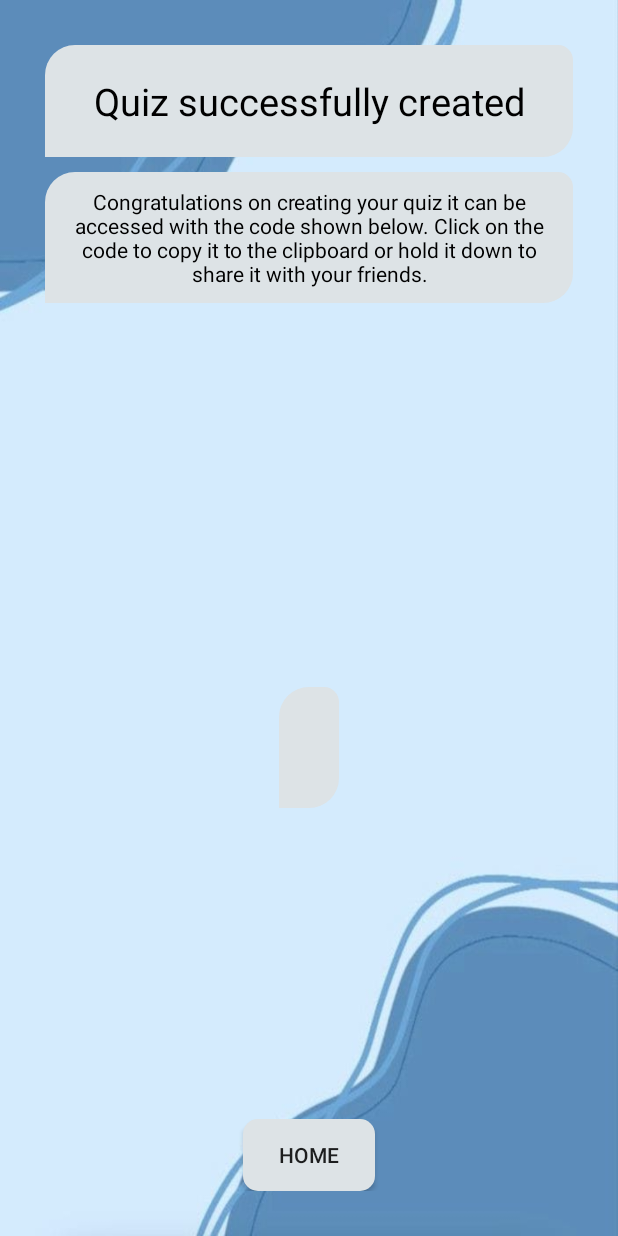
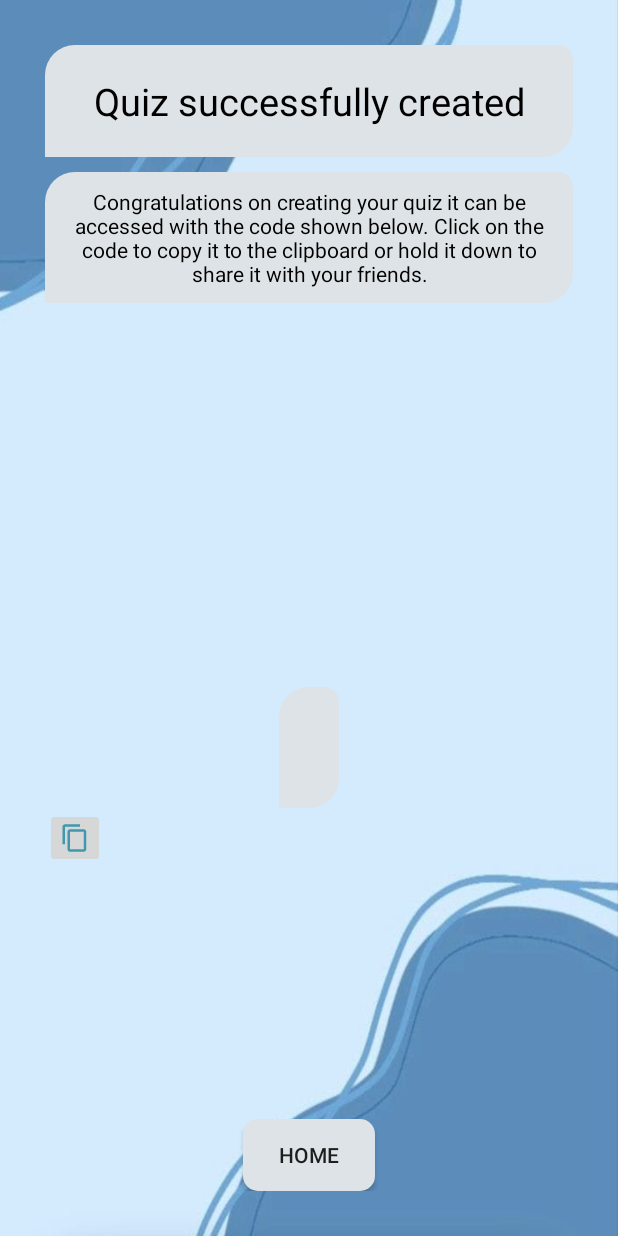
Before and after one commit to marko-lazarevic/Mindfizz, an Android app built with Jetpack Compose: the QuizCreatedActivity screen opened directly, with no data from a screen before it, on a phone screen of 412 x 824 dp. Run offline under Robolectric (Android 15) with nearby library versions, the phone set to English and light mode, and no system bars.

Commit message:
Design improvements + minor corrections and add ons

```diff
--- a/app/src/main/java/com/example/mindfizz/QuizCreatedActivity.kt
+++ b/app/src/main/java/com/example/mindfizz/QuizCreatedActivity.kt
@@ -6,6 +6,7 @@ import android.content.Context
 import android.content.Intent
 import android.os.Bundle
 import android.widget.Button
+import android.widget.ImageButton
 import android.widget.TextView
 import android.widget.Toast
 import androidx.activity.ComponentActivity
@@ -17,6 +18,7 @@ class QuizCreatedActivity : ComponentActivity() {
 
         val twCode = findViewById<TextView>(R.id.twCode)
         val btHome = findViewById<Button>(R.id.btHome)
+        val btCopy = findViewById<ImageButton>(R.id.copy)
 
         // Get the quiz code from extras
         val quizCode = intent.getStringExtra("quiz_code")
@@ -29,6 +31,14 @@ class QuizCreatedActivity : ComponentActivity() {
             clipboardManager.setPrimaryClip(clip)
             // Show a message indicating the code is copied
             // You can use Toast or Snack bar for this
+
+            showToast("Quiz code copied to clipboard")
+        }
+
+        btCopy.setOnClickListener {
+            val clipboardManager = getSystemService(Context.CLIPBOARD_SERVICE) as ClipboardManager
+            val clip = ClipData.newPlainText("Quiz Code", quizCode)
+            clipboardManager.setPrimaryClip(clip)
 
             showToast("Quiz code copied to clipboard")
         }
--- /dev/null
+++ b/app/src/main/res/drawable-anydpi/ic_copy.xml
@@ -0,0 +1,16 @@
+<vector xmlns:android="http://schemas.android.com/apk/res/android"
+    android:width="24dp"
+    android:height="24dp"
+    android:viewportWidth="24"
+    android:viewportHeight="24"
+    android:tint="#1B88A4"
+    android:alpha="0.8">
+  <group android:scaleX="0.8333333"
+      android:scaleY="0.8333333"
+      android:translateX="2"
+      android:translateY="2">
+    <path
+        android:fillColor="@android:color/white"
+        android:pathData="M16,1L4,1c-1.1,0 -2,0.9 -2,2v14h2L4,3h12L16,1zM19,5L8,5c-1.1,0 -2,0.9 -2,2v14c0,1.1 0.9,2 2,2h11c1.1,0 2,-0.9 2,-2L21,7c0,-1.1 -0.9,-2 -2,-2zM19,21L8,21L8,7h11v14z"/>
+  </group>
+</vector>
--- a/app/src/main/res/layout/main.xml
+++ b/app/src/main/res/layout/main.xml
@@ -20,7 +20,6 @@
         app:layout_constraintTop_toTopOf="parent"
         tools:ignore="MissingConstraints" />
 
-
     <EditText
         android:id="@+id/etQuizCode"
         android:layout_width="match_parent"
@@ -36,7 +35,6 @@
         app:layout_constraintEnd_toEndOf="parent"
         app:layout_constraintStart_toStartOf="parent"
         app:layout_constraintTop_toTopOf="parent"
-
         />
 
     <Button
--- a/app/src/main/res/layout/quiz.xml
+++ b/app/src/main/res/layout/quiz.xml
@@ -47,6 +47,7 @@
             android:text=""
             android:textAlignment="center"
             android:id="@+id/Ans1"
+            app:background="@drawable/button_action"
             />
         <Button
             android:layout_width="match_parent"
@@ -55,6 +56,7 @@
             android:text=""
             android:textAlignment="center"
             android:id="@+id/Ans2"
+            app:background="@drawable/button_action"
             />
         <Button
             android:layout_width="match_parent"
@@ -63,6 +65,7 @@
             android:text=""
             android:textAlignment="center"
             android:id="@+id/Ans3"
+            app:background="@drawable/button_action"
             />
         <Button
             android:layout_width="match_parent"
@@ -71,6 +74,7 @@
             android:text=""
             android:textAlignment="center"
             android:id="@+id/Ans4"
+            app:background="@drawable/button_action"
             />
 
         <Button
--- a/app/src/main/res/layout/quiz_created.xml
+++ b/app/src/main/res/layout/quiz_created.xml
@@ -47,6 +47,15 @@
         android:textSize="30sp"
         android:textColor="@color/black" />
 
+    <ImageButton
+        android:id="@+id/copy"
+        android:layout_width="40dp"
+        android:layout_height="40dp"
+        android:src="@drawable/ic_copy"
+        app:layout_constraintTop_toBottomOf="@+id/twCode"
+        tools:ignore="MissingConstraints" />
+
+
     <Button
         android:id="@+id/btHome"
         android:layout_width="wrap_content"
--- a/app/src/main/res/values/colors.xml
+++ b/app/src/main/res/values/colors.xml
@@ -11,5 +11,6 @@
     <color name="secondary_background">#0a63d2</color>
     <color name="element_background">#dde3e6</color>
     <color name="main_text">#0f1e33</color>
+    <color name="btn_pressed">#9d9696</color>
 
 </resources>
```
Also changed, not shown: app/src/main/java/com/example/mindfizz/QuizActivity.kt (+5 -5 lines), app/src/main/res/drawable/button_action.xml (added, +11 -0 lines), app/src/main/res/drawable-hdpi/ic_copy.png (added), app/src/main/res/drawable-mdpi/ic_copy.png (added), app/src/main/res/drawable-xhdpi/ic_copy.png (added), app/src/main/res/drawable-xxhdpi/ic_copy.png (added).
